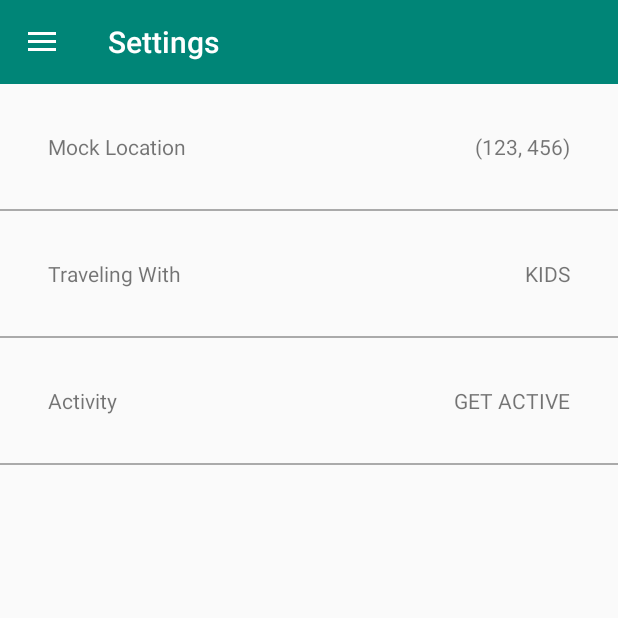
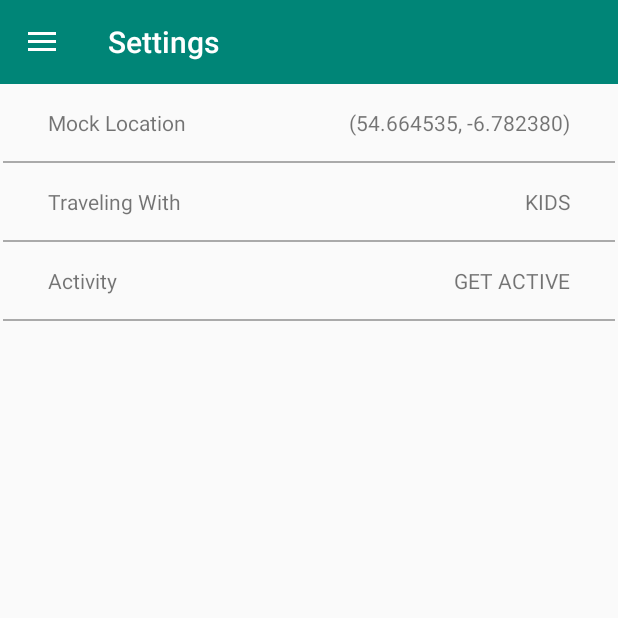
Before and after one commit to thomasbigger584/ItemRecommender-Android, an Android app: the SettingsActivity screen opened directly, with no data from a screen before it, on a phone screen of 412 x 824 dp, the top half of it. Run offline under Robolectric (Android 15) with nearby library versions, the phone set to English and light mode, and no system bars; libraries missing offline, so code that uses them is left out: com.schibstedspain.leku.

Commit message:
ability to choose the location and save in shared preferences

```diff
--- a/app/src/main/java/com/twb/itemrecommender/feature/settings/SettingsActivity.java
+++ b/app/src/main/java/com/twb/itemrecommender/feature/settings/SettingsActivity.java
@@ -5,6 +5,7 @@ import android.content.Intent;
 import android.os.Bundle;
 import android.util.Log;
 import android.view.View;
+import android.widget.TextView;
 import android.widget.Toast;
 
 import androidx.annotation.Nullable;
@@ -15,24 +16,14 @@ import com.schibstedspain.leku.LocationPickerActivityKt;
 import com.schibstedspain.leku.locale.SearchZoneRect;
 import com.twb.itemrecommender.R;
 import com.twb.itemrecommender.feature.navigation.BaseNavigationActivity;
-
-import timber.log.Timber;
-
-import static com.schibstedspain.leku.LocationPickerActivityKt.LATITUDE;
-import static com.schibstedspain.leku.LocationPickerActivityKt.LONGITUDE;
-import static com.schibstedspain.leku.LocationPickerActivityKt.ZIPCODE;
+import com.twb.itemrecommender.feature.util.Constants;
+import com.twb.itemrecommender.feature.util.SharedPrefsUtils;
 
 public class SettingsActivity extends BaseNavigationActivity {
 
     private static final int MAPS_REQUEST_CODE = 1000;
-
-    private static final double SOUTH_WEST_LAT_COORD = 54.084530;
-    private static final double SOUTH_WEST_LONG_COORD = -8.012903;
-    private static final double NORTH_EAST_LAT_COORD = 55.244539;
-    private static final double NORTH_EAST_LONG_COORD = -5.551857;
-
-    private static final double DEFAULT_CENTER_LATITUDE = (SOUTH_WEST_LAT_COORD + NORTH_EAST_LAT_COORD) / 2;
-    private static final double DEFAULT_CENTER_LONGITUDE = (SOUTH_WEST_LONG_COORD + NORTH_EAST_LONG_COORD) / 2;
+    private TextView locationCoordTextView;
+    private TextView locationAddressTextView;
 
     @Override
     protected int getContentView() {
@@ -45,27 +36,34 @@ public class SettingsActivity extends BaseNavigationActivity {
         if (getSupportActionBar() != null) {
             getSupportActionBar().setTitle("Settings");
         }
+
+        locationCoordTextView = findViewById(R.id.locationCoordTextView);
+        locationAddressTextView = findViewById(R.id.locationAddressTextView);
+        setLocationUi();
     }
 
     public void onLocationChangeClick(View view) {
-
+        Double latitude = SharedPrefsUtils.getDoublePreference(this, "latitude");
+        if (latitude == null) {
+            latitude = Constants.DEFAULT_CENTER_LATITUDE;
+        }
+        Double longitude = SharedPrefsUtils.getDoublePreference(this, "longitude");
+        if (longitude == null) {
+            longitude = Constants.DEFAULT_CENTER_LONGITUDE;
+        }
         Intent intent = new LocationPickerActivity.Builder()
-                .withLocation(DEFAULT_CENTER_LATITUDE, DEFAULT_CENTER_LONGITUDE)
+                .withLocation(latitude, longitude)
                 .withGeolocApiKey(getString(R.string.google_maps_key))
-                .withSearchZone("es_ES")
-                .withSearchZone(new SearchZoneRect(new LatLng(SOUTH_WEST_LAT_COORD, SOUTH_WEST_LONG_COORD), new LatLng(NORTH_EAST_LAT_COORD, NORTH_EAST_LONG_COORD)))
+                .withSearchZone(new SearchZoneRect(
+                        new LatLng(Constants.SOUTH_WEST_LAT_COORD, Constants.SOUTH_WEST_LONG_COORD),
+                        new LatLng(Constants.NORTH_EAST_LAT_COORD, Constants.NORTH_EAST_LONG_COORD)))
                 .withDefaultLocaleSearchZone()
                 .shouldReturnOkOnBackPressed()
-                .withStreetHidden()
-                .withCityHidden()
-                .withZipCodeHidden()
-                .withSatelliteViewHidden()
                 .withGooglePlacesEnabled()
                 .withGoogleTimeZoneEnabled()
                 .withVoiceSearchHidden()
                 .withUnnamedRoadHidden()
                 .build(this);
-
         startActivityForResult(intent, MAPS_REQUEST_CODE);
     }
 
@@ -82,18 +80,37 @@ public class SettingsActivity extends BaseNavigationActivity {
     protected void onActivityResult(int requestCode, int resultCode, @Nullable Intent data) {
         if (resultCode == Activity.RESULT_OK && data != null) {
             if (requestCode == MAPS_REQUEST_CODE) {
-                double latitude = data.getDoubleExtra(LATITUDE, 0.0);
-                Timber.d("LATITUDE %f", latitude);
-                double longitude = data.getDoubleExtra(LONGITUDE, 0.0);
-                Timber.d("LONGITUDE %f", longitude);
+                double latitude = data.getDoubleExtra(LocationPickerActivityKt.LATITUDE, 0d);
+                double longitude = data.getDoubleExtra(LocationPickerActivityKt.LONGITUDE, 0d);
                 String address = data.getStringExtra(LocationPickerActivityKt.LOCATION_ADDRESS);
-                Timber.d("ADDRESS %s", address);
-                String postalcode = data.getStringExtra(ZIPCODE);
-                Timber.d("POSTCODE %s", postalcode);
 
+                SharedPrefsUtils.setDoublePreference(this, "latitude", latitude);
+                SharedPrefsUtils.setDoublePreference(this, "longitude", longitude);
+                SharedPrefsUtils.setStringPreference(this, "address", address);
+
+                setLocationUi();
             }
         } else if (resultCode == Activity.RESULT_CANCELED) {
             Log.d("RESULT****", "CANCELLED");
         }
     }
+
+    private void setLocationUi() {
+        Double latitude = SharedPrefsUtils.getDoublePreference(this, "latitude");
+        if (latitude == null) {
+            latitude = Constants.DEFAULT_CENTER_LATITUDE;
+        }
+        Double longitude = SharedPrefsUtils.getDoublePreference(this, "longitude");
+        if (longitude == null) {
+            longitude = Constants.DEFAULT_CENTER_LONGITUDE;
+        }
+        locationCoordTextView.setText(String.format("(%f, %f)", latitude, longitude));
+        String address = SharedPrefsUtils.getStringPreference(this, "address");
+        if (address != null) {
+            locationAddressTextView.setText(address);
+            locationAddressTextView.setVisibility(View.VISIBLE);
+        } else {
+            locationAddressTextView.setVisibility(View.GONE);
+        }
+    }
 }
--- a/app/src/main/res/layout/content_settings.xml
+++ b/app/src/main/res/layout/content_settings.xml
@@ -6,12 +6,20 @@
     android:orientation="vertical"
     tools:context=".feature.settings.SettingsActivity">
 
+    <LinearLayout
+        android:layout_width="match_parent"
+        android:layout_height="wrap_content"
+        android:onClick="onLocationChangeClick"
+        android:orientation="vertical"
+        android:paddingLeft="32dp"
+        android:paddingTop="16dp"
+        android:paddingRight="32dp"
+        android:paddingBottom="16dp">
+
         <FrameLayout
             android:id="@+id/locationFrameLayout"
             android:layout_width="match_parent"
-        android:layout_height="wrap_content"
-        android:onClick="onLocationChangeClick"
-        android:padding="32dp">
+            android:layout_height="wrap_content">
 
             <TextView
                 android:layout_width="wrap_content"
@@ -20,16 +28,29 @@
                 android:text="Mock Location" />
 
             <TextView
+                android:id="@+id/locationCoordTextView"
                 android:layout_width="wrap_content"
                 android:layout_height="wrap_content"
                 android:layout_gravity="end"
-            android:text="(123, 456)" />
+                android:gravity="end" />
+        </FrameLayout>
 
-    </FrameLayout>
+        <TextView
+            android:id="@+id/locationAddressTextView"
+            android:layout_width="match_parent"
+            android:layout_height="wrap_content"
+            android:layout_gravity="end"
+            android:layout_marginTop="4dp"
+            android:gravity="end"
+            android:visibility="gone" />
+
+    </LinearLayout>
 
     <View
         android:layout_width="match_parent"
         android:layout_height="1dp"
+        android:layout_marginLeft="2dp"
+        android:layout_marginRight="2dp"
         android:background="@android:color/darker_gray" />
 
     <FrameLayout
@@ -37,7 +58,10 @@
         android:layout_width="match_parent"
         android:layout_height="wrap_content"
         android:onClick="onTravelingChangeClick"
-        android:padding="32dp">
+        android:paddingLeft="32dp"
+        android:paddingTop="16dp"
+        android:paddingRight="32dp"
+        android:paddingBottom="16dp">
 
         <TextView
             android:layout_width="wrap_content"
@@ -56,6 +80,8 @@
     <View
         android:layout_width="match_parent"
         android:layout_height="1dp"
+        android:layout_marginLeft="2dp"
+        android:layout_marginRight="2dp"
         android:background="@android:color/darker_gray" />
 
     <FrameLayout
@@ -63,7 +89,10 @@
         android:layout_width="match_parent"
         android:layout_height="wrap_content"
         android:onClick="onActivityChangeClick"
-        android:padding="32dp">
+        android:paddingLeft="32dp"
+        android:paddingTop="16dp"
+        android:paddingRight="32dp"
+        android:paddingBottom="16dp">
 
         <TextView
             android:layout_width="wrap_content"
@@ -82,6 +111,8 @@
     <View
         android:layout_width="match_parent"
         android:layout_height="1dp"
+        android:layout_marginLeft="2dp"
+        android:layout_marginRight="2dp"
         android:background="@android:color/darker_gray" />
 
 </LinearLayout>
```
Also changed, not shown: app/src/main/java/com/twb/itemrecommender/feature/util/Constants.java (added, +12 -0 lines), app/src/main/java/com/twb/itemrecommender/feature/util/SharedPrefsUtils.java (added, +208 -0 lines). Lines whose indentation alone changed are shown as unchanged.
